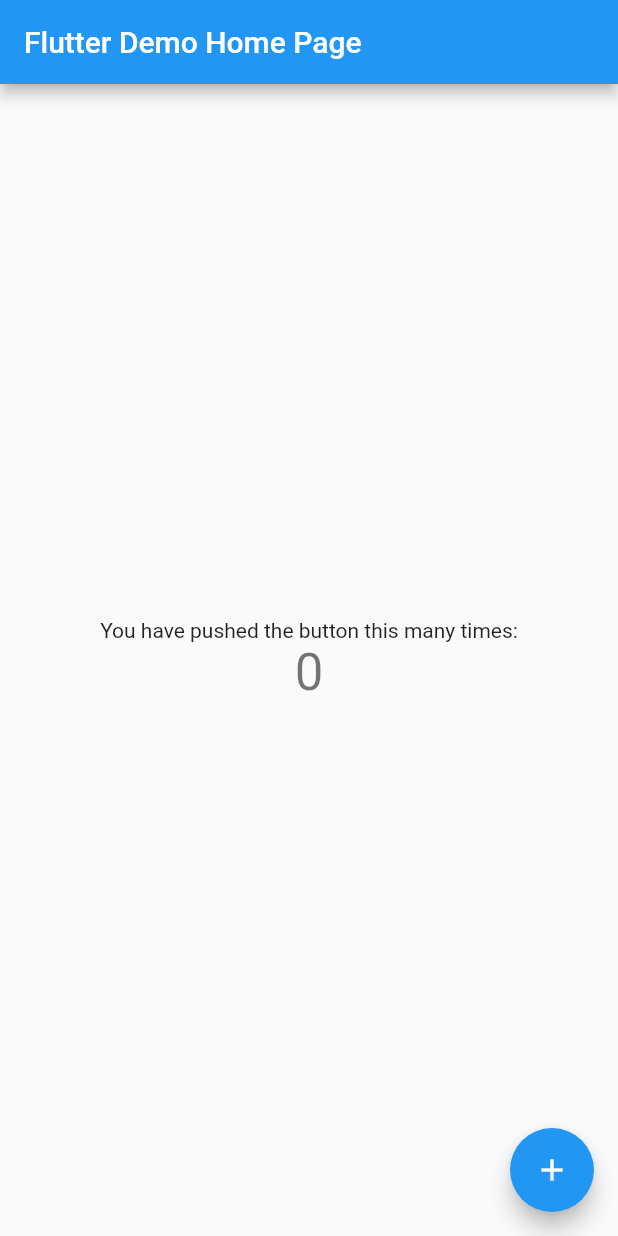
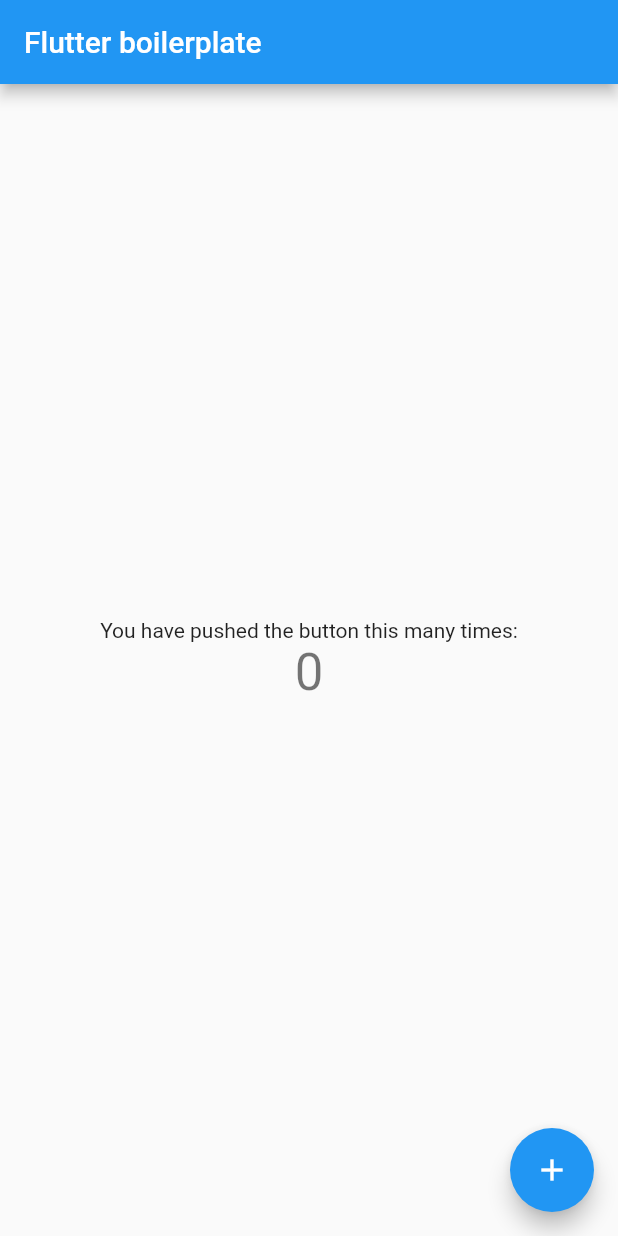
Before and after one commit to nadzir/flutter_boilerplate, a Flutter app: the screen it shows after launch, on a phone screen of 412 x 824 dp. Run offline on Flutter 3.47's test engine with Material 2 defaults, Android fonts, the phone set to English and light mode, and no system bars; our stand-ins replace splashscreen.

```diff
--- a/lib/main.dart
+++ b/lib/main.dart
@@ -1,4 +1,5 @@
 import 'package:flutter/material.dart';
+import 'package:splashscreen/splashscreen.dart';
 
 void main() => runApp(MyApp());
 
@@ -7,20 +8,27 @@ class MyApp extends StatelessWidget {
   @override
   Widget build(BuildContext context) {
     return MaterialApp(
-      title: 'Flutter Demo',
+      home: SplashScreen(
+        seconds: 2,
+        navigateAfterSeconds: AfterSplash(),
+        image: Image.asset("assets/icon/icon.png"),
+        loaderColor: Colors.blue,
+        backgroundColor: Colors.white,
+        photoSize: 100,
+      ),
+    );
+  }
+}
+
+class AfterSplash extends StatelessWidget {
+  @override
+  Widget build(BuildContext context) {
+    return MaterialApp(
+      title: 'Flutter Boilerplate',
       theme: ThemeData(
-        // This is the theme of your application.
-        //
-        // Try running your application with "flutter run". You'll see the
-        // application has a blue toolbar. Then, without quitting the app, try
-        // changing the primarySwatch below to Colors.green and then invoke
-        // "hot reload" (press "r" in the console where you ran "flutter run",
-        // or simply save your changes to "hot reload" in a Flutter IDE).
-        // Notice that the counter didn't reset back to zero; the application
-        // is not restarted.
         primarySwatch: Colors.blue,
       ),
-      home: MyHomePage(title: 'Flutter Demo Home Page'),
+      home: MyHomePage(title: 'Flutter boilerplate'),
     );
   }
 }
--- a/pubspec.yaml
+++ b/pubspec.yaml
@@ -23,6 +23,7 @@ dependencies:
   # The following adds the Cupertino Icons font to your application.
   # Use with the CupertinoIcons class for iOS style icons.
   cupertino_icons: ^0.1.2
+  splashscreen: 1.2.0
 
 dev_dependencies:
   flutter_test:
@@ -41,9 +42,8 @@ flutter:
   uses-material-design: true
 
   # To add assets to your application, add an assets section, like this:
-  # assets:
-  #  - images/a_dot_burr.jpeg
-  #  - images/a_dot_ham.jpeg
+  assets:
+    - assets/icon/
 
   # An image asset can refer to one or more resolution-specific "variants", see
   # https://flutter.dev/assets-and-images/#resolution-aware.
```
Also changed, not shown: assets/icon/icon.png (added), pubspec.lock.
